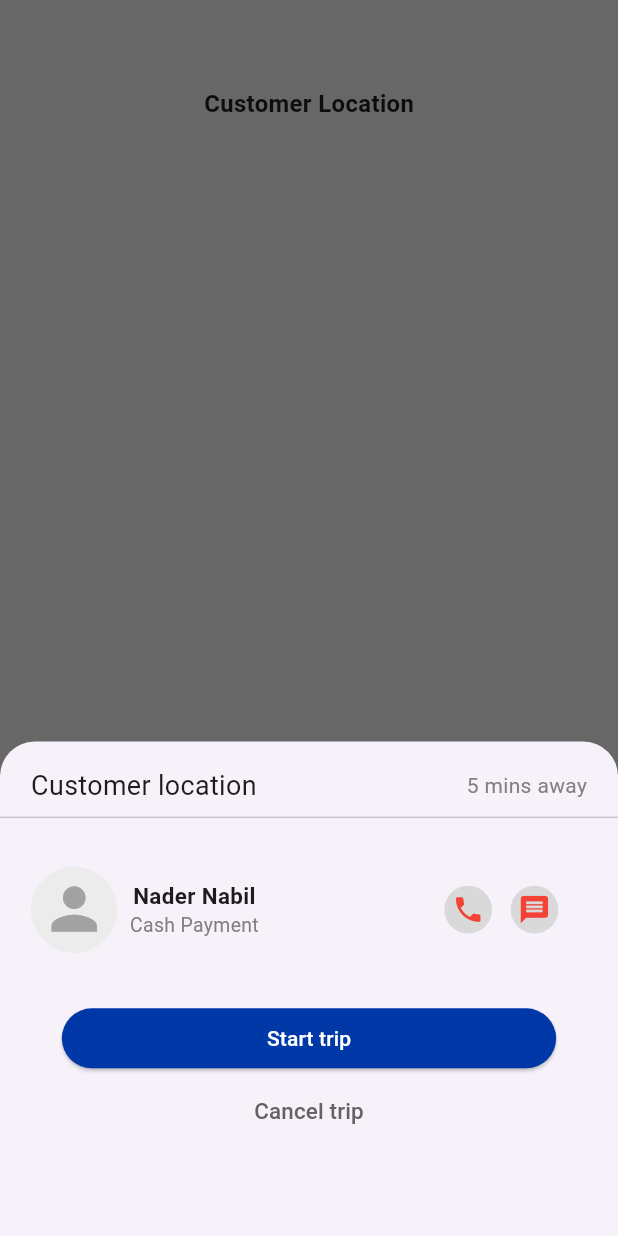
After one commit to michaelSameh111/voo_app, a Flutter app: the CustomerLocationMapsScreen screen opened directly, after a tap on "Arrived to pickup location", on a phone screen of 412 x 824 dp. The commit adds this screen. Run offline on Flutter 3.47's test engine with Material 3 defaults, Android fonts, the phone set to English and light mode, and no system bars; our stand-ins replace awesome_dialog, dotted_border, dropdown_button2, flutter_sizer, pinput; missing offline and left inert: dart:ffi.

Commit message:
till arrived at destination screen.

```diff
--- /dev/null
+++ b/lib/view/pages/customer_location_maps_screen.dart
@@ -0,0 +1,239 @@
+import 'package:flutter/material.dart';
+import 'package:flutter_sizer/flutter_sizer.dart';
+import 'package:voo_app/view/pages/arrived_at_destination_maps_screen.dart';
+import 'package:voo_app/view/widgets/main_elevated_button.dart';
+
+class CustomerLocationMapsScreen extends StatelessWidget {
+  @override
+  Widget build(BuildContext context) {
+    return Scaffold(
+      backgroundColor: Colors.grey.shade300,
+      body: SafeArea(
+        child: Center(
+          child: Column(
+            children: [
+              Padding(
+                padding: EdgeInsets.only(left: 6.w, right: 6.w, top: 7.h),
+                child: Text(
+                  'Customer Location',
+                  style:
+                      TextStyle(fontWeight: FontWeight.bold, fontSize: 16.dp),
+                ),
+              ),
+              Spacer(),
+              Row(
+                mainAxisAlignment: MainAxisAlignment.end,
+                children: [
+                  SizedBox(
+                    width: 9.w,
+                    height: 5.h,
+                    child: FloatingActionButton(
+                      onPressed: () {},
+                      backgroundColor: Colors.white,
+                      shape: RoundedRectangleBorder(
+                          borderRadius: BorderRadius.circular(30.dp)),
+                      child: Icon(
+                        Icons.my_location,size: 25.dp,
+                        color: Colors.red,
+                      ),
+                    ),
+                  ),
+                  SizedBox(width: 5.w,)
+                ],
+              ),
+              SizedBox(height: 2.h,),
+              Padding(
+                padding: EdgeInsets.symmetric(horizontal: 5.w),
+                child: Container(
+                  padding: EdgeInsets.all(15.dp),
+                  decoration: BoxDecoration(
+                      boxShadow: [
+                        BoxShadow(
+                          color: Colors.grey.withOpacity(0.1),
+                          spreadRadius: 15,
+                          blurRadius: 15,
+                        )
+                      ],
+                      color: Colors.white,
+                      borderRadius: BorderRadius.circular(12.dp)),
+                  child: Row(
+                    children: [
+                      Icon(
+                        Icons.location_on,
+                        color: Color(0xff0038A7),
+                        size: 28.dp,
+                      ),
+                      SizedBox(
+                        width: 2.w,
+                      ),
+                      Text(
+                        '6358 Elign St. Celina, Delaware\n12564',
+                        style: TextStyle(fontSize: 15.dp),
+                      )
+                    ],
+                  ),
+                ),
+              ),
+              SizedBox(
+                height: 2.5.h,
+              ),
+              Container(
+                width: double.infinity,
+                padding: EdgeInsets.all(10.dp),
+                decoration: BoxDecoration(
+                  color: Colors.white,
+                  borderRadius: BorderRadius.only(
+                      topLeft: Radius.circular(20),
+                      topRight: Radius.circular(20)),
+                  boxShadow: [
+                    BoxShadow(
+                      color: Colors.grey.withOpacity(0.1),
+                      spreadRadius: 15,
+                      blurRadius: 15,
+                    )
+                  ],
+                ),
+                child: Column(
+                  children: [
+                    SizedBox(
+                      width: 80.w,
+                      child: ElevatedButton(
+                          style: ElevatedButton.styleFrom(
+                              backgroundColor: Color(0xff0038A7)),
+                          onPressed: () {
+                            arrivedToPickupShowModalSheet(context);
+                          },
+                          child: Container(
+                            child: Text(
+                              'Arrived to pickup location',
+                              style: TextStyle(color: Colors.white),
+                            ),
+                          )),
+                    ),
+                    TextButton(
+                        onPressed: () {},
+                        child: Text(
+                          'Cancel trip',
+                          style: TextStyle(
+                              color: Color(0xff646363), fontSize: 15.dp),
+                        ))
+                  ],
+                ),
+              )
+            ],
+          ),
+        ),
+      ),
+    );
+  }
+}
+
+void arrivedToPickupShowModalSheet(BuildContext context) {
+  showModalBottomSheet(
+    shape: const RoundedRectangleBorder(
+      borderRadius: BorderRadius.only(
+          topLeft: Radius.circular(23),
+          topRight: Radius.circular((23))),
+    ),
+    context: context,
+    builder: (context) => SizedBox(
+      height: 40.h,
+      child: Column(
+        children: [
+          Padding(
+            padding: EdgeInsets.only(left: 5.w, right: 5.w, top: 2.h),
+            child: Row(
+              children: [
+                Text(
+                  'Customer location',
+                  style: TextStyle(
+                    fontSize: 18.dp,
+                  ),
+                ),
+                Spacer(),
+                Text(
+                  '5 mins away',
+                  style: TextStyle(color: Color(0xff808080)),
+                )
+              ],
+            ),
+          ),
+          Divider(),
+          Padding(
+            padding: EdgeInsets.symmetric(horizontal: 5.0.w, vertical: 3.h),
+            child: Column(
+              children: [
+                Row(
+                  children: [
+                    CircleAvatar(
+                      radius: 7.0.w,
+                      backgroundColor: Color(0xffECECEC),
+                      child: Icon(
+                        Icons.person,
+                        size: 11.w,
+                        color: Color(0xffA2A2A2),
+                      ),
+                    ),
+                    SizedBox(
+                      width: 2.w,
+                    ),
+                    Row(
+                      children: [
+                        Column(
+                          children: [
+                            Text(
+                              'Nader Nabil',
+                              style: TextStyle(
+                                  fontWeight: FontWeight.bold, fontSize: 15.dp),
+                            ),
+                            Text(
+                              'Cash Payment',
+                              style: TextStyle(
+                                  color: Color(0xff808080), fontSize: 13.dp),
+                            )
+                          ],
+                        ),
+                        SizedBox(width: 30.w,),
+                        InkWell(
+                          onTap: (){},
+                          child: Container(padding: EdgeInsets.all(5.dp),
+                            decoration: BoxDecoration(borderRadius: BorderRadius.circular(30.dp),
+                            color: Color(0xffD9D9D9)),
+                            child: Icon(Icons.phone, color: Colors.red,size: 22.dp),
+                          ),
+                        ),
+                        SizedBox(width: 3.w,),
+                        InkWell(
+                          onTap: (){},
+                          child: Container(padding: EdgeInsets.all(5.dp),
+                            decoration: BoxDecoration(borderRadius: BorderRadius.circular(30.dp),
+                                color: Color(0xffD9D9D9)),
+                            child: Icon(Icons.message, color: Colors.red,size: 22.dp),
+                          ),
+                        ),
+                      ],
+                    )
+                  ],
+                ),
+                SizedBox(
+                  height: 4.h,
+                ),
+                MainElevatedButton(
+                    nextScreen: ArrivedAtDestinationMapsScreen(),
+                    text: 'Start trip',
+                    backgroundColor: Color(0xff0038A7)),
+                TextButton(
+                    onPressed: () {},
+                    child: Text(
+                      'Cancel trip',
+                      style: TextStyle(
+                          color: Color(0xff646363), fontSize: 15.dp),
+                    ))
+              ],
+            ),
+          )
+        ],
+      ),
+    ),
+  );
+}
--- a/lib/view/pages/enable_location_access_screen.dart
+++ b/lib/view/pages/enable_location_access_screen.dart
@@ -1,6 +1,7 @@
 import 'package:flutter/material.dart';
 import 'package:flutter_sizer/flutter_sizer.dart';
 import 'package:voo_app/view/pages/background_location_screen.dart';
+import 'package:voo_app/view/pages/home_page_maps_screen.dart';
 import 'package:voo_app/view/widgets/main_elevated_button.dart';
 
 class EnableLocationAccessScreen extends StatelessWidget {
@@ -31,7 +32,7 @@ class EnableLocationAccessScreen extends StatelessWidget {
                         'To ensure a seamless and efficient experience,\n '
                             '              allow us access to your location.'),
                   SizedBox(height: 21.h,),
-                  MainElevatedButton(nextScreen: BackgroundLocationScreen(),
+                  MainElevatedButton(nextScreen: HomePageMapsScreen(),
                       text: 'Allow Location Access',
                       backgroundColor: Color(0xff0038A7)),
                   TextButton(onPressed: (){},
--- a/lib/view/pages/your_safety_come_first_screen.dart
+++ b/lib/view/pages/your_safety_come_first_screen.dart
@@ -1,5 +1,6 @@
 import 'package:flutter/material.dart';
 import 'package:flutter_sizer/flutter_sizer.dart';
+import 'package:voo_app/view/pages/background_location_screen.dart';
 import 'package:voo_app/view/pages/login_screen.dart';
 import 'package:voo_app/view/widgets/main_elevated_button.dart';
 
@@ -105,7 +106,7 @@ class _YourSafetyComeFirstScreenState extends State<YourSafetyComeFirstScreen> {
                   ),
                   Center(
                     child: MainElevatedButton(
-                        nextScreen: LoginScreen(), //Background location screen
+                        nextScreen: BackgroundLocationScreen(), //Background location screen
                         text: 'Next',
                         backgroundColor: Color(0xff0038A7)),
                   )
```
Also changed, not shown: lib/view/pages/arrived_at_destination_maps_screen.dart (added, +76 -0 lines), lib/view/pages/home_page_maps_screen.dart (+20 -14 lines), lib/view/pages/we_will_review_screen.dart (+18 -1 lines).
